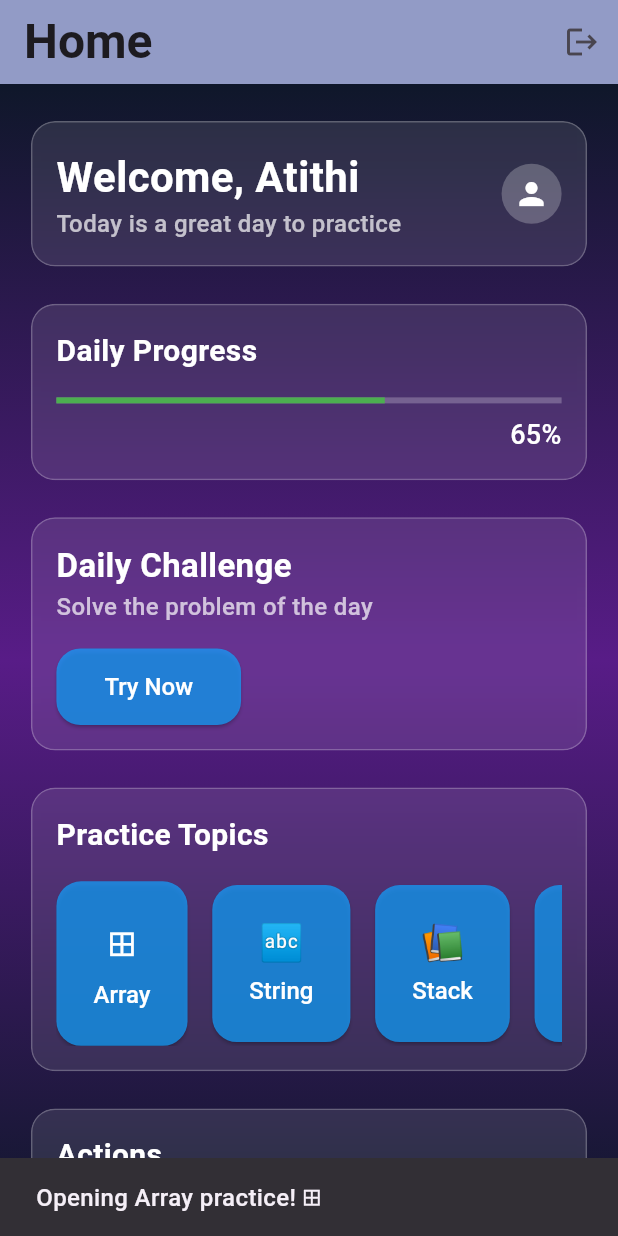
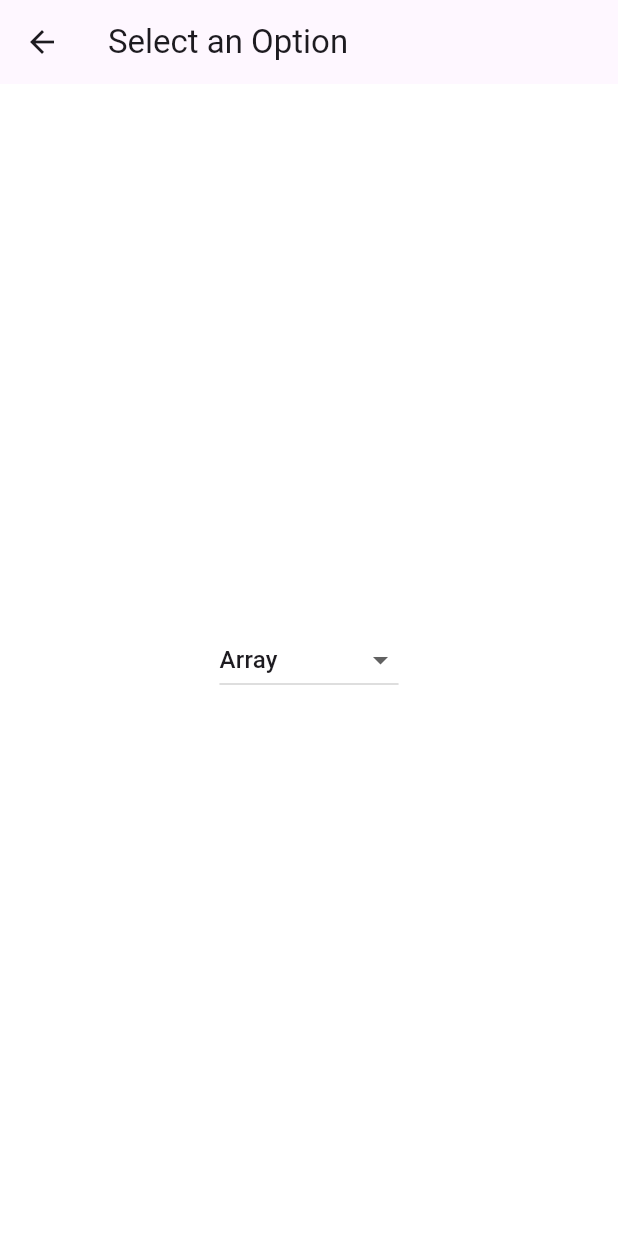
Before and after one commit to Atithi2908/Placement_Prep, a Flutter app: the HomeScreen screen opened directly, after a tap on an icon or button, on a phone screen of 412 x 824 dp. Run offline on Flutter 3.47's test engine with Material 3 defaults, Android fonts, the light colour scheme and no system bars; our stand-ins replace shared_preferences; accounts and stored records are empty; network calls fail.

Commit message:
Add quiz feature

```diff
--- a/Frontend/placement_prep/lib/main.dart
+++ b/Frontend/placement_prep/lib/main.dart
@@ -8,6 +8,7 @@ import 'providers/auth_provider.dart';
 import 'providers/theme_provider.dart';
 import 'screens/signup_screen.dart';
 import 'screens/daily_question_screen.dart';
+import 'screens/conduct_quiz_screen.dart';
   void main() {
   runApp(
     MultiProvider(
@@ -31,11 +32,12 @@ class MyApp extends StatelessWidget {
           title: 'Placement Prep App',
 
       routes: {
-
         '/login': (context) => LoginScreen(),
         '/signup': (context) => SignupScreen(),
         '/task': (context) =>  DailyTaskScreen(),
         '/dailyquestion': (context) => DailyQuestionScreen(),
+        '/conductquiz': (context) => ConductQuizScreen(defaultOption: 'Array'), // Default option can be changed
+        // Default option for generate quiz
       },
           theme: ThemeData(
         primaryColor: const Color.fromARGB(255, 232, 234, 255), // Dark Indigo
--- /dev/null
+++ b/Frontend/placement_prep/lib/screens/conduct_quiz_screen.dart
@@ -0,0 +1,47 @@
+import 'package:flutter/material.dart';
+
+class ConductQuizScreen extends StatefulWidget {
+  final String defaultOption;
+  const ConductQuizScreen({Key? key, required this.defaultOption}) : super(key: key);
+
+  @override
+  State<ConductQuizScreen> createState() => _ConductQuizScreenState();
+}
+
+class _ConductQuizScreenState extends State<ConductQuizScreen> {
+  List<String> options = ['Array', 'String', 'LinkedList', 'Tree',
+    'Graph', 'Stack', 'Queue', 'DP',
+    'Backtracking','Recursion'];
+  String? selectedValue;
+
+  @override
+  void initState() {
+    super.initState();
+    selectedValue = widget.defaultOption;
+  }
+
+  @override
+  Widget build(BuildContext context) {
+    return Scaffold(
+      appBar: AppBar(title: Text("Select an Option")),
+      body: Center(
+        child: DropdownButton<String>(
+          value: selectedValue,
+          onChanged: (String? newValue) {
+            if (newValue != null) {
+              setState(() {
+                selectedValue = newValue;
+              });
+            }
+          },
+          items: options.map((String item) {
+            return DropdownMenuItem<String>(
+              value: item,
+              child: Text(item),
+            );
+          }).toList(),
+        ),
+      ),
+    );
+  }
+}
--- a/Frontend/placement_prep/lib/screens/daily_question_screen.dart
+++ b/Frontend/placement_prep/lib/screens/daily_question_screen.dart
@@ -42,7 +42,7 @@ class _DailyQuestionScreenState extends State<DailyQuestionScreen> {
           gradient: LinearGradient(
             begin: Alignment.topCenter,
             end: Alignment.bottomCenter,
-            colors: [Color(0xFF0F172A), Color(0xFF581C87), Color(0xFF0F172A)],
+            colors: [Color.fromARGB(255, 39, 32, 90), Color.fromARGB(255, 70, 66, 128), Color.fromARGB(255, 45, 29, 120)],
           ),
         ),
         padding: EdgeInsets.all(16),
@@ -60,12 +60,12 @@ class _DailyQuestionScreenState extends State<DailyQuestionScreen> {
                   borderRadius: BorderRadius.circular(16),
 
                   child: BackdropFilter(
-                    filter: ImageFilter.blur(sigmaX: 10, sigmaY: 10),
+                    filter: ImageFilter.blur(sigmaX: 1, sigmaY: 0),
                     child: Container(
       width: double.infinity,
       padding: EdgeInsets.all(20),
       decoration: BoxDecoration(
-        color: Colors.white.withOpacity(0.1), // semi-transparent
+        color: const Color.fromARGB(255, 255, 255, 255).withOpacity(0.01), // semi-transparent
         borderRadius: BorderRadius.circular(20),
         border: Border.all(color: Colors.white24),
       ),
@@ -82,7 +82,7 @@ class _DailyQuestionScreenState extends State<DailyQuestionScreen> {
                           ),
                           SizedBox(height: 24),
                           ...List.generate(_question!.options.length, (index) {
-                            Color bgColor = Colors.white10;
+                            Color bgColor = const Color.fromARGB(88, 82, 77, 77);
                             if (selectedIndex != -1) {
                               final selectedText = _question!.options[selectedIndex];
                               if (_question!.options[index] ==
--- a/Frontend/placement_prep/lib/screens/home_screen.dart
+++ b/Frontend/placement_prep/lib/screens/home_screen.dart
@@ -2,6 +2,7 @@ import 'package:flutter/material.dart';
 import 'package:provider/provider.dart';
 import '../providers/auth_provider.dart';
 import 'dart:ui';
+import 'conduct_quiz_screen.dart';
 
 class HomeScreen extends StatelessWidget {
   void _logout(BuildContext context) {
@@ -218,15 +219,8 @@ class HomeScreen extends StatelessWidget {
                 SizedBox(width: screenwidth * 0.04),
                 _buildTopicButton(context, 'LinkedList', '🔗', Colors.cyan),
                 SizedBox(width: screenwidth * 0.04),
-                _buildTopicButton(context, 'Greedy', '💰', Colors.amber),
-                SizedBox(width: screenwidth * 0.04),
-                _buildTopicButton(
-                  context,
-                  'Bit Manipulation',
-                  '💡',
-                  Colors.lime,
-                ),
-                SizedBox(width: screenwidth * 0.04),
+
+
               ],
             ),
           ),
@@ -287,9 +281,12 @@ class HomeScreen extends StatelessWidget {
     double screenwidth = MediaQuery.of(context).size.width;
     return ElevatedButton(
       onPressed: () {
-        ScaffoldMessenger.of(
+        Navigator.push(
           context,
-        ).showSnackBar(SnackBar(content: Text('Opening $title practice! $emoji')));
+          MaterialPageRoute(
+            builder: (context) => ConductQuizScreen(defaultOption: title),
+          ),
+        );
       },
       style: ElevatedButton.styleFrom(
         padding: EdgeInsets.all(screenwidth*.06),
```
